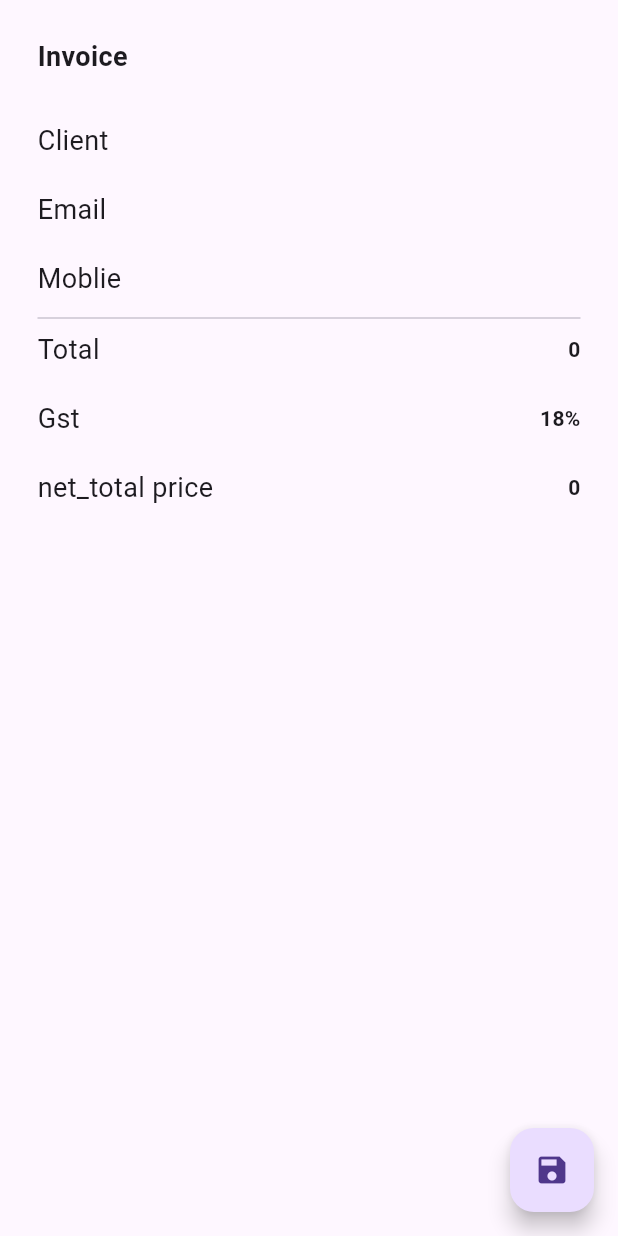
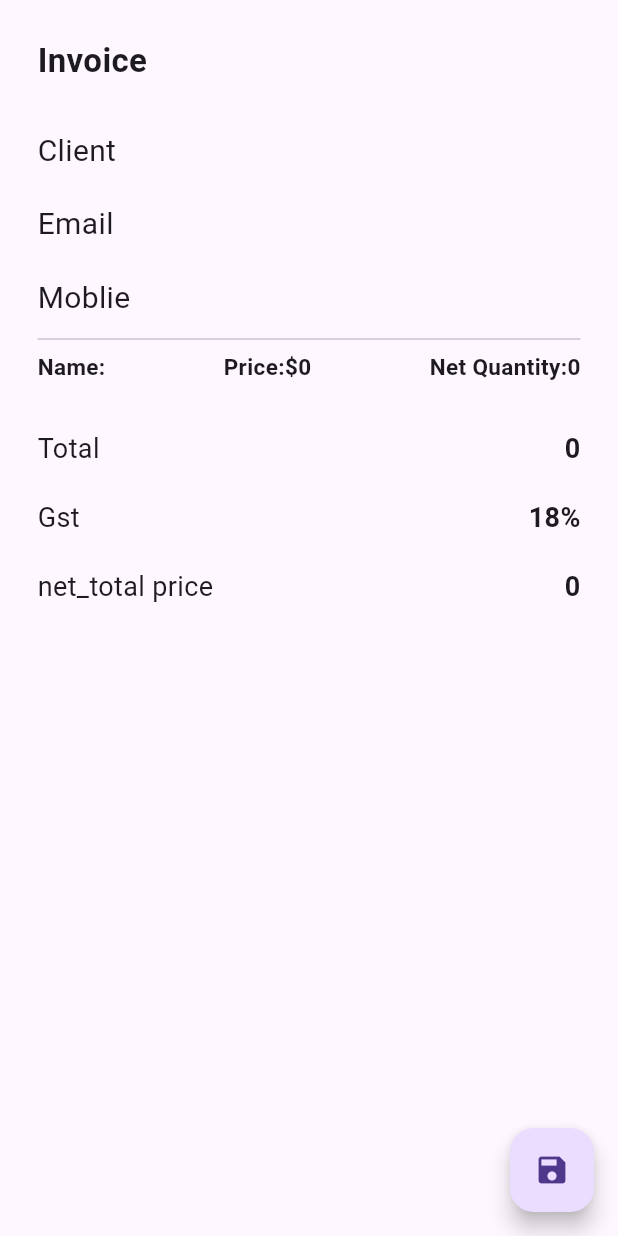
Before and after one commit to rutvik4940/invoice_app2, a Flutter app: the CartScreen screen opened by its route, on a phone screen of 412 x 824 dp. Run offline on Flutter 3.47's test engine with Material 3 defaults, Android fonts, the phone set to English and light mode, and no system bars; our stand-ins replace image_picker, pdf, printing.

Commit message:
final update

```diff
--- a/lib/cart/cart_screen.dart
+++ b/lib/cart/cart_screen.dart
@@ -20,43 +20,55 @@ class _CartScreenState extends State<CartScreen> {
   Widget build(BuildContext context) {
     return SafeArea(
         child: Scaffold(
-          body: Padding(
+          body: SingleChildScrollView(
+            child: Padding(
               padding: const EdgeInsets.all(25),
               child: Column(
                crossAxisAlignment: CrossAxisAlignment.start,
                 children: [
-                const Text("Invoice",style: TextStyle(fontSize: 18,fontWeight: FontWeight.bold),),
+                  const Text("Invoice",style: TextStyle(fontSize: 22,fontWeight: FontWeight.bold),),
                   const SizedBox(height: 30,),
                   Row(
                     mainAxisAlignment: MainAxisAlignment.spaceBetween,
                     children: [
-                    const Text("Client",style: TextStyle(fontSize: 18)),
-                    Text("${dataList[0]['name']}",style: const TextStyle(fontWeight: FontWeight.bold)),
+                      const Text("Client",style: TextStyle(fontSize: 20)),
+                      Text("${dataList[0]['name']}",style: const TextStyle(fontWeight: FontWeight.bold,fontSize: 18)),
                     ],
                   ),
                   const SizedBox(height: 20,),
                   Row(
                     mainAxisAlignment: MainAxisAlignment.spaceBetween,
                     children: [
-                    const Text("Email",style: TextStyle(fontSize: 18)),
-                    Text("${dataList[1]['email']}",style: const TextStyle(fontWeight: FontWeight.bold)),
+                      const Text("Email",style: TextStyle(fontSize: 20)),
+                      Text("${dataList[1]['email']}",style: const TextStyle(fontWeight: FontWeight.bold,fontSize: 18)),
                     ],
                   ),
                   const SizedBox(height: 20,),
                   Row(
                     mainAxisAlignment: MainAxisAlignment.spaceBetween,
                     children: [
-                    const Text("Moblie",style: TextStyle(fontSize: 18)),
-                    Text("${dataList[2]['moblie']}",style: const TextStyle(fontWeight: FontWeight.bold)),
+                      const Text("Moblie",style: TextStyle(fontSize: 20)),
+                      Text("${dataList[2]['moblie']}",style: const TextStyle(fontWeight: FontWeight.bold,fontSize: 18)),
                     ],
                   ),
                   const SizedBox(height: 5,),
                   const Divider(),
+                  Column(
+                      children:List.generate(productList.length, (index) => Row(
+                        mainAxisAlignment: MainAxisAlignment.spaceBetween,
+                        children: [
+                          Text("Name:${productList[index]["name"]}\n",style: const TextStyle(fontWeight: FontWeight.bold,fontSize: 15),),
+                          Text("Price:\$${productList[index]["price"]}\n",style: const TextStyle(fontWeight: FontWeight.bold,fontSize: 15),),
+                          Text("Net Quantity:${productList[index]["quantity"]}\n",style: const TextStyle(fontWeight: FontWeight.bold,fontSize: 15),),
+                        ],
+                      ))
+                  ),
+                  SizedBox(height: 10,),
                   Row(
                     mainAxisAlignment: MainAxisAlignment.spaceBetween,
                     children: [
                       const Text("Total",style: TextStyle(fontSize: 18)),
-                    Text("$total",style: const TextStyle(fontWeight: FontWeight.bold)),
+                      Text("$total",style: const TextStyle(fontWeight: FontWeight.bold,fontSize: 18)),
                     ],
                   ),
                   const SizedBox(height: 20,),
@@ -64,7 +76,7 @@ class _CartScreenState extends State<CartScreen> {
                     mainAxisAlignment: MainAxisAlignment.spaceBetween,
                     children: [
                       Text("Gst",style: TextStyle(fontSize: 18)),
-                    Text("18%",style: TextStyle(fontWeight: FontWeight.bold)),
+                      Text("18%",style: TextStyle(fontWeight: FontWeight.bold,fontSize: 18)),
                     ],
                   ),
                   const SizedBox(height: 20,),
@@ -72,13 +84,15 @@ class _CartScreenState extends State<CartScreen> {
                     mainAxisAlignment: MainAxisAlignment.spaceBetween,
                     children: [
                       const Text("net_total price",style: TextStyle(fontSize: 18)),
-                    Text("$gst",style: const TextStyle(fontWeight: FontWeight.bold)),
+                      Text("$gst",style: const TextStyle(fontWeight: FontWeight.bold,fontSize: 18)),
                     ],
                   ),
                   const SizedBox(height: 5,),
                 ],
               ),
             ),
+          ),
+
           floatingActionButton: FloatingActionButton(
              onPressed: () {
               setState(() {
--- a/lib/product/product_screen.dart
+++ b/lib/product/product_screen.dart
@@ -86,7 +86,6 @@ class _ProductScreenState extends State<ProductScreen> {
                       ScaffoldMessenger.of(context).showSnackBar(const SnackBar(content: Text("Your Data Is Updated"),));
                       Navigator.pushNamed(context, 'cart');
                     });
-
                   }, child: Text("SUBMIT")),
                 ),
                ]
```
Lines whose indentation alone changed are shown as unchanged.
